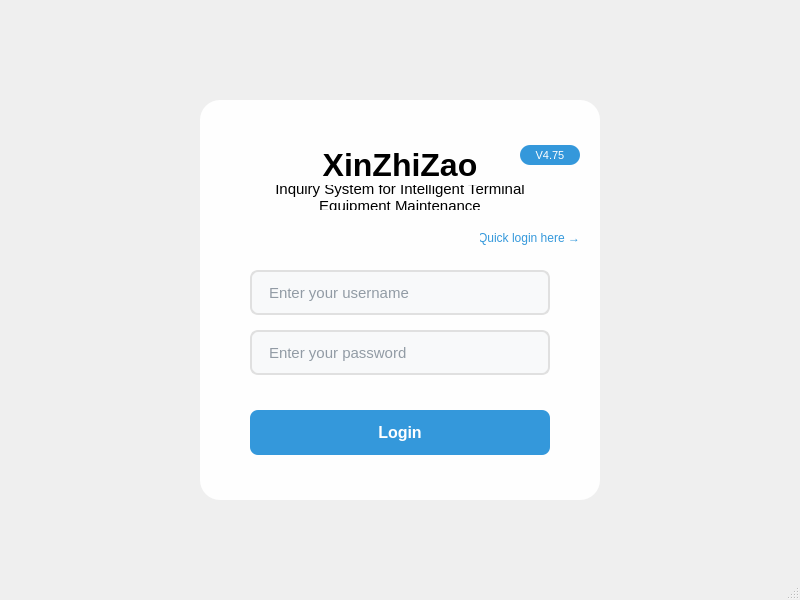
This is mainwindow.ui in way2repairdev/LG-page as Qt 5 draws it before an edit. The edited form follows.
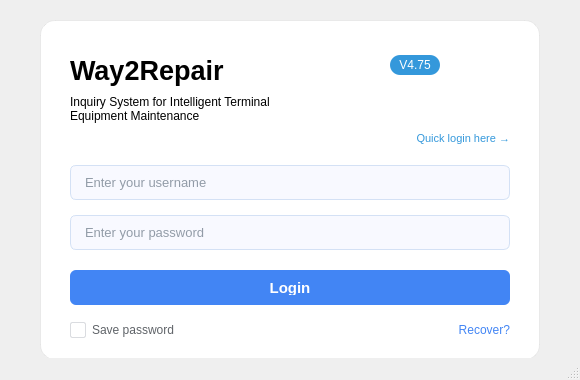
This is the edited form. Icons and pictures are not drawn.

Diff of the .ui file:
```diff
--- a/mainwindow.ui
+++ b/mainwindow.ui
@@ -6,8 +6,8 @@
    <rect>
     <x>0</x>
     <y>0</y>
-    <width>800</width>
-    <height>600</height>
+    <width>580</width>
+    <height>380</height>
    </rect>
   </property>
   <property name="windowTitle">
@@ -28,32 +28,31 @@
    <widget class="QWidget" name="loginContainer" native="true">
     <property name="geometry">
      <rect>
-      <x>200</x>
-      <y>100</y>
-      <width>400</width>
-      <height>400</height>
+      <x>40</x>
+      <y>20</y>
+      <width>500</width>
+      <height>340</height>
      </rect>
     </property>
     <property name="styleSheet">
      <string notr="true">QWidget#loginContainer {
-    background-color: rgba(255, 255, 255, 0.95);
-    border: none;
-    border-radius: 20px;
-    box-shadow: 0px 10px 30px rgba(0, 0, 0, 0.3);
+    background-color: rgba(255, 255, 255, 0.98);
+    border: 1px solid rgba(200, 200, 200, 0.3);
+    border-radius: 15px;
 }</string>
     </property>
     <widget class="QLabel" name="titleLabel">
      <property name="geometry">
       <rect>
-       <x>50</x>
-       <y>40</y>
+       <x>30</x>
+       <y>30</y>
        <width>300</width>
-       <height>50</height>
+       <height>40</height>
       </rect>
      </property>
      <property name="font">
       <font>
-       <pointsize>24</pointsize>
+       <pointsize>20</pointsize>
        <weight>75</weight>
        <bold>true</bold>
       </font>
@@ -62,10 +61,43 @@
       <string notr="true">color: #2c3e50;
 QLabel {
     background: transparent;
+    font-family: 'Segoe UI', Arial, sans-serif;
 }</string>
      </property>
      <property name="text">
-      <string>XinZhiZao</string>
+      <string>Way2Repair</string>
+     </property>
+     <property name="alignment">
+      <set>Qt::AlignLeft|Qt::AlignVCenter</set>
+     </property>
+    </widget>
+    <widget class="QLabel" name="versionLabel">
+     <property name="geometry">
+      <rect>
+       <x>350</x>
+       <y>35</y>
+       <width>50</width>
+       <height>20</height>
+      </rect>
+     </property>
+     <property name="font">
+      <font>
+       <pointsize>9</pointsize>
+       <weight>50</weight>
+       <bold>false</bold>
+      </font>
+     </property>
+     <property name="styleSheet">
+      <string notr="true">QLabel {
+    background-color: #3498db;
+    color: white;
+    border-radius: 10px;
+    padding: 2px 6px;
+    font-family: 'Segoe UI', Arial, sans-serif;
+}</string>
+     </property>
+     <property name="text">
+      <string>V4.75</string>
      </property>
      <property name="alignment">
       <set>Qt::AlignCenter</set>
@@ -74,15 +106,15 @@
     <widget class="QLabel" name="subtitleLabel">
      <property name="geometry">
       <rect>
-       <x>50</x>
-       <y>85</y>
-       <width>300</width>
-       <height>25</height>
+       <x>30</x>
+       <y>75</y>
+       <width>440</width>
+       <height>30</height>
       </rect>
      </property>
      <property name="font">
       <font>
-       <pointsize>11</pointsize>
+       <pointsize>9</pointsize>
        <weight>50</weight>
        <bold>false</bold>
       </font>
@@ -91,6 +123,7 @@
       <string notr="true">color: #7f8c8d;
 QLabel {
     background: transparent;
+    font-family: 'Segoe UI', Arial, sans-serif;
 }</string>
      </property>
      <property name="text">
@@ -98,19 +131,19 @@
 Equipment Maintenance</string>
      </property>
      <property name="alignment">
-      <set>Qt::AlignCenter</set>
+      <set>Qt::AlignLeft|Qt::AlignTop</set>
      </property>
      <property name="wordWrap">
       <bool>true</bool>
      </property>
     </widget>
-    <widget class="QLabel" name="versionLabel">
+    <widget class="QLabel" name="quickLoginLabel">
      <property name="geometry">
       <rect>
-       <x>320</x>
-       <y>45</y>
-       <width>60</width>
-       <height>20</height>
+       <x>330</x>
+       <y>110</y>
+       <width>140</width>
+       <height>16</height>
       </rect>
      </property>
      <property name="font">
@@ -122,44 +155,49 @@
      </property>
      <property name="styleSheet">
       <string notr="true">QLabel {
-    background-color: #3498db;
-    color: white;
-    border-radius: 10px;
-    padding: 2px 8px;
+    color: #3498db;
+    background: transparent;
+    font-family: 'Segoe UI', Arial, sans-serif;
 }</string>
      </property>
      <property name="text">
-      <string>V4.75</string>
+      <string>Quick login here →</string>
      </property>
      <property name="alignment">
-      <set>Qt::AlignCenter</set>
+      <set>Qt::AlignRight|Qt::AlignVCenter</set>
      </property>
     </widget>
     <widget class="QLineEdit" name="usernameLineEdit">
      <property name="geometry">
       <rect>
-       <x>50</x>
-       <y>170</y>
-       <width>300</width>
-       <height>45</height>
+       <x>30</x>
+       <y>145</y>
+       <width>440</width>
+       <height>35</height>
       </rect>
      </property>
      <property name="font">
       <font>
-       <pointsize>11</pointsize>
+       <pointsize>10</pointsize>
+       <family>Segoe UI</family>
       </font>
      </property>
      <property name="styleSheet">
       <string notr="true">QLineEdit {
-    border: 2px solid #e0e0e0;
-    border-radius: 8px;
-    padding: 10px 15px;
-    background-color: #f8f9fa;
+    border: 1px solid #d4e1f5;
+    border-radius: 6px;
+    padding: 8px 12px;
+    background-color: #f8f9ff;
     color: #2c3e50;
+    font-family: 'Segoe UI', Arial, sans-serif;
 }
 QLineEdit:focus {
-    border: 2px solid #3498db;
+    border: 2px solid #4285f4;
     background-color: white;
+    outline: none;
+}
+QLineEdit:hover {
+    border: 1px solid #4285f4;
 }</string>
      </property>
      <property name="placeholderText">
@@ -169,28 +207,34 @@
     <widget class="QLineEdit" name="passwordLineEdit">
      <property name="geometry">
       <rect>
-       <x>50</x>
-       <y>230</y>
-       <width>300</width>
-       <height>45</height>
+       <x>30</x>
+       <y>195</y>
+       <width>440</width>
+       <height>35</height>
       </rect>
      </property>
      <property name="font">
       <font>
-       <pointsize>11</pointsize>
+       <pointsize>10</pointsize>
+       <family>Segoe UI</family>
       </font>
      </property>
      <property name="styleSheet">
       <string notr="true">QLineEdit {
-    border: 2px solid #e0e0e0;
-    border-radius: 8px;
-    padding: 10px 15px;
-    background-color: #f8f9fa;
+    border: 1px solid #d4e1f5;
+    border-radius: 6px;
+    padding: 8px 12px;
+    background-color: #f8f9ff;
     color: #2c3e50;
+    font-family: 'Segoe UI', Arial, sans-serif;
 }
 QLineEdit:focus {
-    border: 2px solid #3498db;
+    border: 2px solid #4285f4;
     background-color: white;
+    outline: none;
+}
+QLineEdit:hover {
+    border: 1px solid #4285f4;
 }</string>
      </property>
      <property name="echoMode">
@@ -203,17 +247,18 @@
     <widget class="QPushButton" name="loginButton">
      <property name="geometry">
       <rect>
-       <x>50</x>
-       <y>310</y>
-       <width>300</width>
-       <height>45</height>
+       <x>30</x>
+       <y>250</y>
+       <width>440</width>
+       <height>35</height>
       </rect>
      </property>
      <property name="font">
       <font>
-       <pointsize>12</pointsize>
+       <pointsize>11</pointsize>
        <weight>75</weight>
        <bold>true</bold>
+       <family>Segoe UI</family>
       </font>
      </property>
      <property name="cursor">
@@ -221,48 +266,94 @@
      </property>
      <property name="styleSheet">
       <string notr="true">QPushButton {
-    background-color: #3498db;
+    background-color: #4285f4;
     color: white;
     border: none;
-    border-radius: 8px;
-    padding: 12px;
+    border-radius: 6px;
+    padding: 10px;
     font-weight: bold;
+    font-family: 'Segoe UI', Arial, sans-serif;
 }
 QPushButton:hover {
-    background-color: #2980b9;
+    background-color: #3367d6;
 }
 QPushButton:pressed {
-    background-color: #21618c;
+    background-color: #2a56c6;
+}
+QPushButton:disabled {
+    background-color: #cccccc;
+    color: #888888;
 }</string>
      </property>
      <property name="text">
       <string>Login</string>
      </property>
     </widget>
-    <widget class="QLabel" name="quickLoginLabel">
+    <widget class="QCheckBox" name="savePasswordCheckBox">
      <property name="geometry">
       <rect>
-       <x>280</x>
-       <y>125</y>
-       <width>100</width>
-       <height>25</height>
+       <x>30</x>
+       <y>300</y>
+       <width>120</width>
+       <height>20</height>
       </rect>
      </property>
      <property name="font">
       <font>
        <pointsize>9</pointsize>
-       <weight>50</weight>
-       <bold>false</bold>
+       <family>Segoe UI</family>
+      </font>
+     </property>
+     <property name="styleSheet">
+      <string notr="true">QCheckBox {
+    color: #5f6368;
+    font-family: 'Segoe UI', Arial, sans-serif;
+    background: transparent;
+}
+QCheckBox::indicator {
+    width: 14px;
+    height: 14px;
+    border: 1px solid #dadce0;
+    border-radius: 2px;
+    background-color: white;
+}
+QCheckBox::indicator:checked {
+    background-color: #4285f4;
+    border: 1px solid #4285f4;
+    image: url(:/icons/check.png); /* You can add a checkmark icon */
+}</string>
+     </property>
+     <property name="text">
+      <string>Save password</string>
+     </property>
+    </widget>
+    <widget class="QLabel" name="recoverLabel">
+     <property name="geometry">
+      <rect>
+       <x>390</x>
+       <y>300</y>
+       <width>80</width>
+       <height>20</height>
+      </rect>
+     </property>
+     <property name="font">
+      <font>
+       <pointsize>9</pointsize>
+       <family>Segoe UI</family>
       </font>
      </property>
      <property name="styleSheet">
       <string notr="true">QLabel {
-    color: #3498db;
+    color: #4285f4;
     background: transparent;
+    font-family: 'Segoe UI', Arial, sans-serif;
+}
+QLabel:hover {
+    text-decoration: underline;
 }</string>
      </property>
      <property name="text">
-      <string>Quick login here →</string>
+      <string>Recover?</string>
      </property>
      <property name="alignment">
       <set>Qt::AlignRight|Qt::AlignVCenter</set>
```
